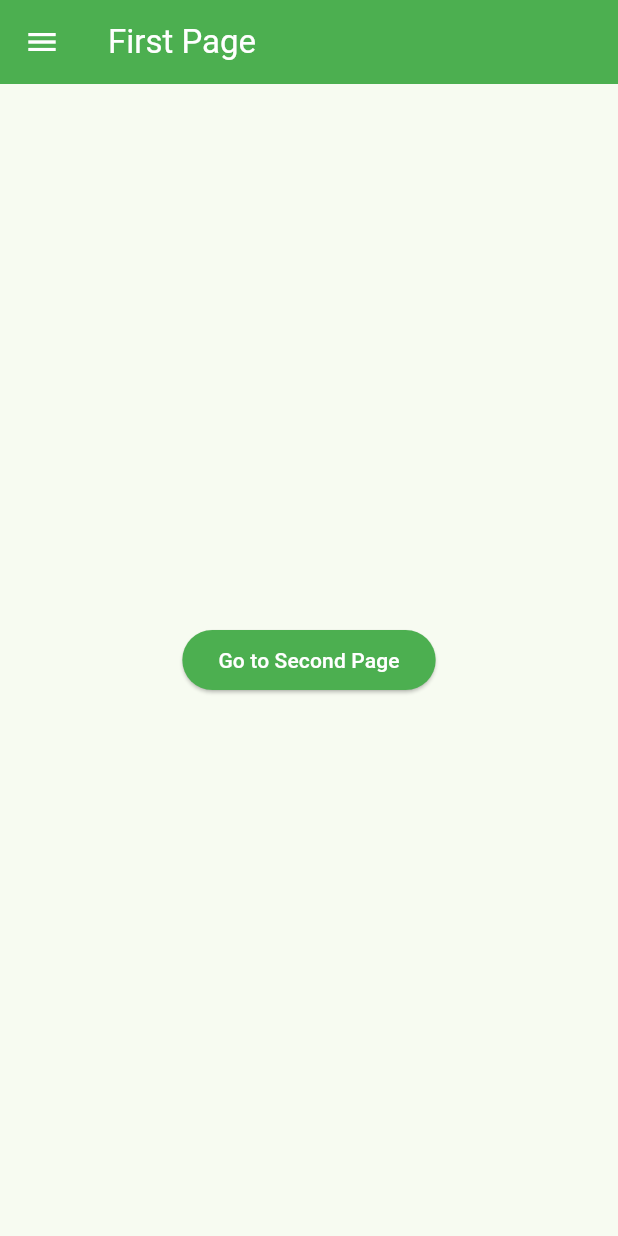
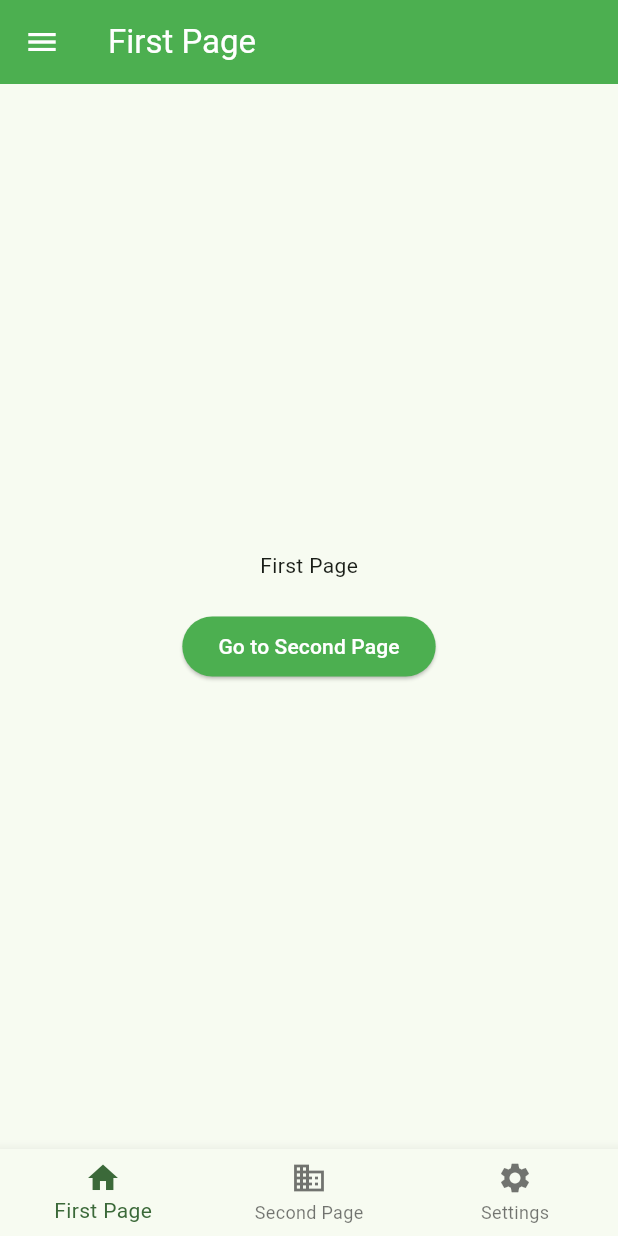
Before and after one commit to pmmoturi/second_flutter_app, a Flutter app: the screen it shows after launch, on a phone screen of 412 x 824 dp. Run offline on Flutter 3.47's test engine with Material 3 defaults, Android fonts, the phone set to English and light mode, and no system bars.

Commit message:
Added the Bottom Navigation Bar & got it working. Now to a new project.

```diff
--- a/lib/main.dart
+++ b/lib/main.dart
@@ -32,6 +32,7 @@ class MyApp extends StatelessWidget {
       routes: {
         '/first': (context) => FirstPage(),
         '/second': (context) => SecondPage(),
+        '/settings': (context) => Placeholder(),
       },
     );
   }
--- a/lib/pages/first_page.dart
+++ b/lib/pages/first_page.dart
@@ -1,8 +1,31 @@
 import 'package:flutter/material.dart';
 import 'package:second_flutter_app/pages/second_page.dart';
 
-class FirstPage extends StatelessWidget {
+class FirstPage extends StatefulWidget {
   const FirstPage({super.key});
+
+  @override
+  State<FirstPage> createState() => _FirstPageState();
+}
+
+class _FirstPageState extends State<FirstPage> {
+  int _selectedIndex = 0;
+
+  void _onItemTapped(int index) {
+    setState(() {
+      _selectedIndex = index;
+    });
+    Navigator.push(
+      context,
+      MaterialPageRoute(builder: (context) => _pages[index]),
+    );
+  }
+
+  final List _pages = [
+    FirstPage(),
+    SecondPage(),
+    Placeholder(),
+  ];
 
   @override
   Widget build(BuildContext context) {
@@ -20,18 +43,20 @@ class FirstPage extends StatelessWidget {
                   ),
                   child: Text(
                     'Drawer Header',
-                  style:
-                      TextStyle(color: Theme.of(context).colorScheme.onPrimary),
+                    style: TextStyle(
+                        color: Theme.of(context).colorScheme.onPrimary),
                   )),
               ListTile(
                 title: Text('First Page'),
                 onTap: () {
+                  Navigator.pop(context);
                   Navigator.pushNamed(context, '/first');
                 },
               ),
               ListTile(
                 title: Text('Second Page'),
                 onTap: () {
+                  Navigator.pop(context);
                   Navigator.pushNamed(context, '/second');
                 },
               ),
@@ -39,12 +64,29 @@ class FirstPage extends StatelessWidget {
           ),
         ),
         body: Center(
-        child: ElevatedButton(
+          child: Column(
+            mainAxisAlignment: MainAxisAlignment.center,
+            children: [
+              Text('First Page'),
+              SizedBox(height: 20),
+              ElevatedButton(
                   onPressed: () {
                     Navigator.pushNamed(context, '/second');
                   },
                   child: Text("Go to Second Page")),
+            ],
           ),
-    );
+        ),
+        bottomNavigationBar: BottomNavigationBar(onTap: _onItemTapped, items: [
+          BottomNavigationBarItem(
+            icon: Icon(Icons.home),
+            label: 'First Page',
+          ),
+          BottomNavigationBarItem(
+            icon: Icon(Icons.business),
+            label: 'Second Page',
+          ),
+          BottomNavigationBarItem(icon: Icon(Icons.settings), label: 'Settings')
+        ]));
   }
 }
--- a/lib/pages/second_page.dart
+++ b/lib/pages/second_page.dart
@@ -1,5 +1,6 @@
 import 'package:flutter/material.dart';
 import 'package:second_flutter_app/pages/first_page.dart';
+import 'package:second_flutter_app/main.dart';
 
 class SecondPage extends StatelessWidget {
   const SecondPage({super.key});
@@ -8,7 +9,7 @@ class SecondPage extends StatelessWidget {
   Widget build(BuildContext context) {
     return Scaffold(
       appBar: AppBar(
-        title: const Text("Second Page"),
+        title: Text("Second Page"),
       ),
       drawer: Drawer(
         child: ListView(
@@ -32,7 +33,14 @@ class SecondPage extends StatelessWidget {
             ListTile(
               title: Text('Second Page'),
               onTap: () {
+                Navigator.pop(context);
                 Navigator.pushNamed(context, '/second');
+              },
+            ),
+            ListTile(
+              title: Text('Settings'),
+              onTap: () {
+                Navigator.pushNamed(context, '/settings');
               },
             ),
           ],
```
Lines whose indentation alone changed are shown as unchanged.
